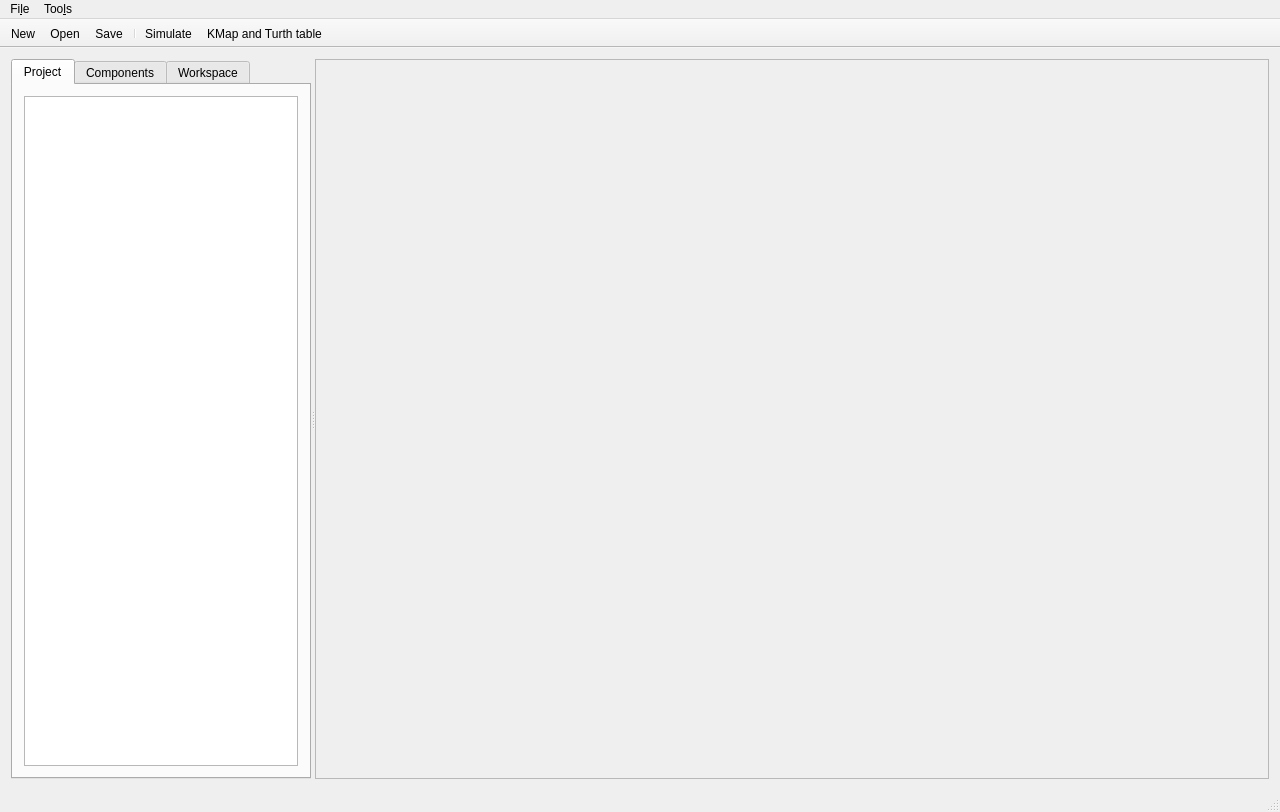
Above: src/mainwindow.ui from Sefrwahed/LogicSim before the change. Below: the same form after it.
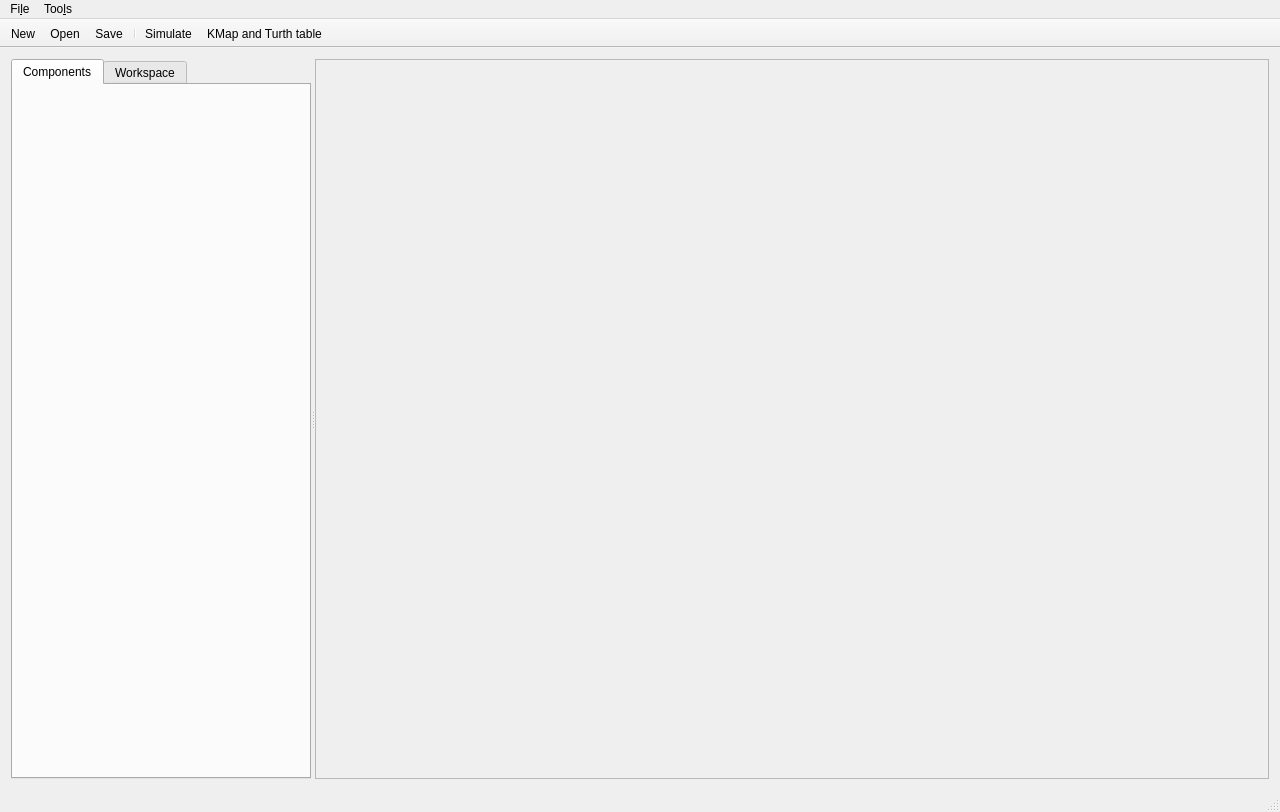
That is the form after the change. The open tabs and pages were chosen to show the change. Icons and pictures are not drawn.

Commit message: #30 - Removing unused project tab

Diff of the .ui file:
```diff
--- a/src/mainwindow.ui
+++ b/src/mainwindow.ui
@@ -34,16 +34,6 @@
         <property name="currentIndex">
          <number>1</number>
         </property>
-        <widget class="QWidget" name="tab">
-         <attribute name="title">
-          <string>Project</string>
-         </attribute>
-         <layout class="QGridLayout" name="gridLayout_2">
-          <item row="0" column="0">
-           <widget class="QGraphicsView" name="graphicsView_2"/>
-          </item>
-         </layout>
-        </widget>
         <widget class="QWidget" name="tab_2">
          <attribute name="title">
           <string>Components</string>
```
Left out of the diff: 2 changed lines with no effect on the pictures. The commit also changes 1 other file.
